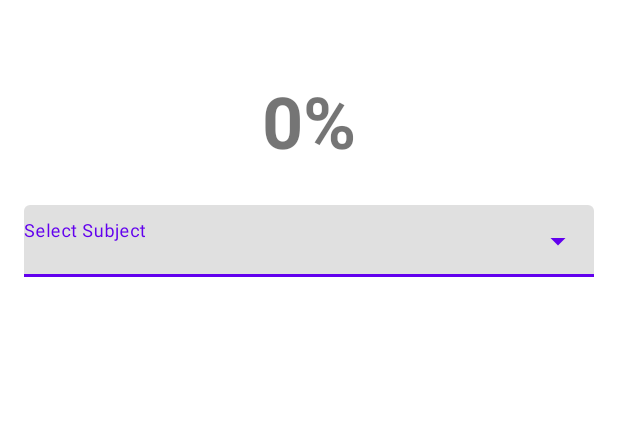
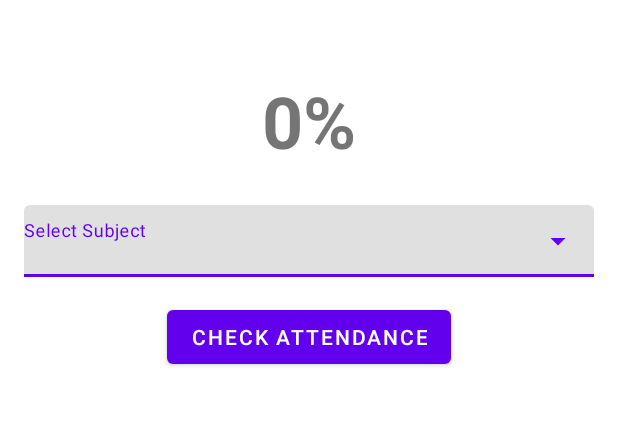
Before and after one commit to Melkzedk/QR-CODE-ATTENDANCE-SYSYTEM, an Android app built with Jetpack Compose: the StudentDashboardActivity screen opened directly, with no data from a screen before it, after a tap on "Make Attendance", on a phone screen of 412 x 824 dp, the part 84-510 px from its top. Run offline under Robolectric (Android 15) with nearby library versions, the phone set to English and light mode, and no system bars; our stand-ins replace Firebase (no records; nobody signed in at launch, a user with empty details on screens opened directly); 3 other taps on this screen came first.

Commit message:
more updates

```diff
--- a/app/src/main/java/com/example/finalyearproject/StudentDashboardActivity.java
+++ b/app/src/main/java/com/example/finalyearproject/StudentDashboardActivity.java
@@ -5,6 +5,7 @@ import android.os.Bundle;
 import android.view.View;
 import android.widget.ArrayAdapter;
 import android.widget.AutoCompleteTextView;
+import android.widget.Button;
 import android.widget.ImageView;
 import android.widget.TextView;
 import android.widget.Toast;
@@ -29,13 +30,13 @@ public class StudentDashboardActivity extends AppCompatActivity {
 
     AutoCompleteTextView subjectDropdown;
     TextView attendanceValue;
+    Button btnSubmitSubject;
     ArrayList<String> courseList = new ArrayList<>();
     ArrayAdapter<String> adapter;
-    DatabaseReference coursesRef;
+    DatabaseReference coursesRef, attendanceRef;
     DrawerLayout drawerLayout;
     NavigationView navigationView;
     Toolbar toolbar;
-    String selectedSubject;
 
     @Override
     protected void onCreate(Bundle savedInstanceState) {
@@ -44,6 +45,7 @@ public class StudentDashboardActivity extends AppCompatActivity {
 
         subjectDropdown = findViewById(R.id.subjectDropdown);
         attendanceValue = findViewById(R.id.attendanceValue);
+        btnSubmitSubject = findViewById(R.id.btnSubmitSubject);
         drawerLayout = findViewById(R.id.drawer_layout);
         navigationView = findViewById(R.id.navigation_view);
         toolbar = findViewById(R.id.toolbar);
@@ -68,60 +70,21 @@ public class StudentDashboardActivity extends AppCompatActivity {
         subjectDropdown.setAdapter(adapter);
 
         coursesRef = FirebaseDatabase.getInstance().getReference("courses");
+        attendanceRef = FirebaseDatabase.getInstance().getReference("attendance");
+
         fetchCourses();
 
-        // Handle navigation drawer item clicks
-        if (navigationView != null) {
-            navigationView.setNavigationItemSelectedListener(item -> {
-                int itemId = item.getItemId();
+        btnSubmitSubject.setOnClickListener(v -> {
+            String selected = subjectDropdown.getText().toString().trim();
+            if (selected.isEmpty()) {
+                Toast.makeText(this, "Please select a subject", Toast.LENGTH_SHORT).show();
+                return;
+            }
+            String courseCode = selected.split(" - ")[0].trim();
+            fetchAttendancePercentage(courseCode);
+        });
 
-                if (itemId == R.id.nav_scan_qr) {
-                    selectedSubject = subjectDropdown.getText().toString().trim();
-                    if (selectedSubject.isEmpty()) {
-                        Toast.makeText(this, "Please select a subject", Toast.LENGTH_SHORT).show();
-                    } else {
-                        Intent intent = new Intent(this, QRScannerActivity.class);
-                        intent.putExtra("subject", selectedSubject);
-                        startActivity(intent);
-                    }
-                } else if (itemId == R.id.nav_attendance_history) {
-                    startActivity(new Intent(this, AttendanceHistoryActivity.class));
-                } else if (itemId == R.id.nav_announcements) {
-                    startActivity(new Intent(this, AnnouncementsActivity.class));
-                } else if (itemId == R.id.nav_download_report) {
-                    startActivity(new Intent(this, DownloadReportActivity.class));
-                } else if (itemId == R.id.nav_profile) {
-                    startActivity(new Intent(this, ProfileSettingsActivity.class));
-                } else if (itemId == R.id.nav_contact) {
-                    startActivity(new Intent(this, ContactLecturerActivity.class));
-                } else if (itemId == R.id.nav_timetable) {
-                    startActivity(new Intent(this, TimetableActivity.class));
-                } else if (itemId == R.id.nav_logout) {
-                    FirebaseAuth.getInstance().signOut();
-                    startActivity(new Intent(this, LoginActivity.class));
-                    finish();
-                }
-
-                if (drawerLayout != null) {
-                    drawerLayout.closeDrawers();
-                }
-
-                return true;
-            });
-
-            // Setup profile in header
-            View headerView = navigationView.getHeaderView(0);
-            TextView profileName = headerView.findViewById(R.id.profileName);
-            TextView profileEmail = headerView.findViewById(R.id.profileEmail);
-            ImageView profileImage = headerView.findViewById(R.id.profileImage);
-
-            profileEmail.setText(FirebaseAuth.getInstance().getCurrentUser().getEmail());
-            profileName.setText("Student Name"); // Optionally fetch from DB
-
-            profileImage.setOnClickListener(v ->
-                    Toast.makeText(this, "Image picker not yet implemented", Toast.LENGTH_SHORT).show()
-            );
-        }
+        setupNavigation();
     }
 
     private void fetchCourses() {
@@ -147,4 +110,86 @@ public class StudentDashboardActivity extends AppCompatActivity {
             });
         }
     }
+
+    private void fetchAttendancePercentage(String courseCode) {
+        String uid = FirebaseAuth.getInstance().getCurrentUser().getUid();
+        attendanceRef.child(courseCode).child(uid).addListenerForSingleValueEvent(new ValueEventListener() {
+            @Override
+            public void onDataChange(@NonNull DataSnapshot snapshot) {
+                long attended = snapshot.getChildrenCount();
+                attendanceRef.child(courseCode).child("sessions").addListenerForSingleValueEvent(new ValueEventListener() {
+                    @Override
+                    public void onDataChange(@NonNull DataSnapshot sessionSnap) {
+                        long totalSessions = sessionSnap.getChildrenCount();
+                        if (totalSessions == 0) {
+                            attendanceValue.setText("0%");
+                        } else {
+                            long percent = (attended * 100) / totalSessions;
+                            attendanceValue.setText(percent + "%");
+                        }
+                    }
+
+                    @Override
+                    public void onCancelled(@NonNull DatabaseError error) {
+                        Toast.makeText(StudentDashboardActivity.this, "Failed to fetch sessions", Toast.LENGTH_SHORT).show();
+                    }
+                });
+            }
+
+            @Override
+            public void onCancelled(@NonNull DatabaseError error) {
+                Toast.makeText(StudentDashboardActivity.this, "Failed to fetch attendance", Toast.LENGTH_SHORT).show();
+            }
+        });
+    }
+
+    private void setupNavigation() {
+        if (navigationView != null) {
+            navigationView.setNavigationItemSelectedListener(item -> {
+                int itemId = item.getItemId();
+
+                if (itemId == R.id.nav_scan_qr) {
+                    String selected = subjectDropdown.getText().toString().trim();
+                    if (selected.isEmpty()) {
+                        Toast.makeText(this, "Please select a subject", Toast.LENGTH_SHORT).show();
+                    } else {
+                        Intent intent = new Intent(this, QRScannerActivity.class);
+                        intent.putExtra("subject", selected);
+                        startActivity(intent);
+                    }
+                } else if (itemId == R.id.nav_attendance_history) {
+                    startActivity(new Intent(this, AttendanceHistoryActivity.class));
+                } else if (itemId == R.id.nav_announcements) {
+                    startActivity(new Intent(this, AnnouncementsActivity.class));
+                } else if (itemId == R.id.nav_download_report) {
+                    startActivity(new Intent(this, DownloadReportActivity.class));
+                } else if (itemId == R.id.nav_profile) {
+                    startActivity(new Intent(this, ProfileSettingsActivity.class));
+                } else if (itemId == R.id.nav_contact) {
+                    startActivity(new Intent(this, ContactLecturerActivity.class));
+                } else if (itemId == R.id.nav_timetable) {
+                    startActivity(new Intent(this, TimetableActivity.class));
+                } else if (itemId == R.id.nav_logout) {
+                    FirebaseAuth.getInstance().signOut();
+                    startActivity(new Intent(this, LoginActivity.class));
+                    finish();
+                }
+
+                drawerLayout.closeDrawers();
+                return true;
+            });
+
+            View headerView = navigationView.getHeaderView(0);
+            TextView profileName = headerView.findViewById(R.id.profileName);
+            TextView profileEmail = headerView.findViewById(R.id.profileEmail);
+            ImageView profileImage = headerView.findViewById(R.id.profileImage);
+
+            profileEmail.setText(FirebaseAuth.getInstance().getCurrentUser().getEmail());
+            profileName.setText("Student Name");
+
+            profileImage.setOnClickListener(v ->
+                    Toast.makeText(this, "Image picker not yet implemented", Toast.LENGTH_SHORT).show()
+            );
+        }
+    }
 }
--- a/app/src/main/res/layout/activity_student_dashboard.xml
+++ b/app/src/main/res/layout/activity_student_dashboard.xml
@@ -55,6 +55,16 @@
                         android:layout_height="wrap_content"
                         android:hint="Select Subject" />
                 </com.google.android.material.textfield.TextInputLayout>
+
+                <!-- Submit Button -->
+                <Button
+                    android:id="@+id/btnSubmitSubject"
+                    android:layout_width="wrap_content"
+                    android:layout_height="wrap_content"
+                    android:text="Check Attendance"
+                    android:layout_gravity="center"
+                    android:layout_marginTop="16dp" />
+
             </LinearLayout>
         </ScrollView>
     </LinearLayout>
```
